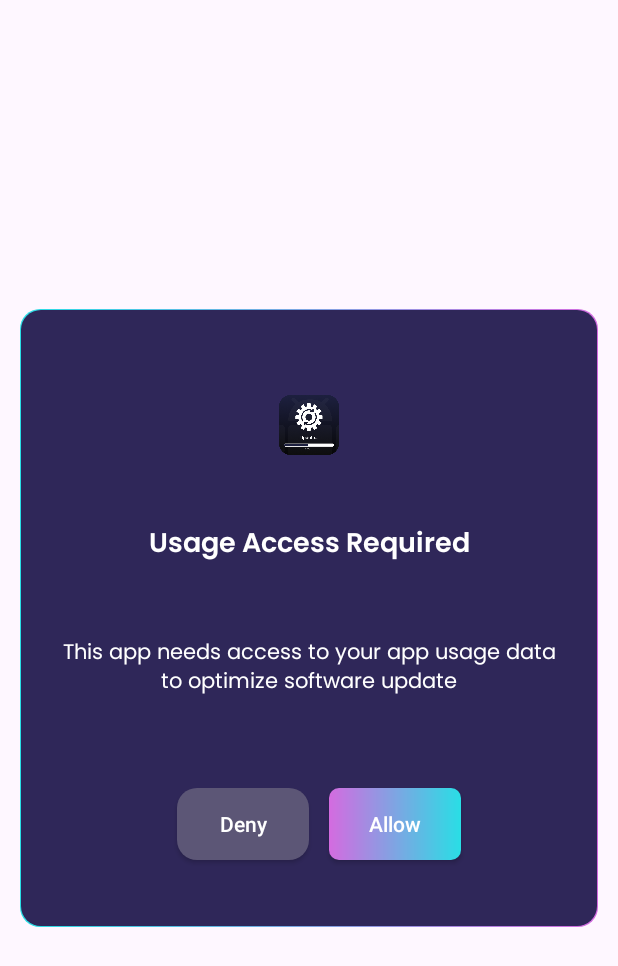
After one commit to Mudassir-ops/SoftwareUpdateNew, an Android app: the layout app_usage_access_dialog.xml on its own in the app's theme, with its tools: preview values and no code run, on a phone screen of 412 x 824 dp. The commit adds this screen. Shown: the top 966 px of the screen. Run offline under Robolectric (Android 15) with nearby library versions, the light colour scheme and no system bars.

Commit message:
Working on App Usage Functionality

```diff
--- a/app/src/main/AndroidManifest.xml
+++ b/app/src/main/AndroidManifest.xml
@@ -10,6 +10,9 @@
     <uses-permission android:name="android.permission.INTERNET" />
     <uses-permission android:name="android.permission.REQUEST_DELETE_PACKAGES" />
     <uses-permission android:name="android.permission.ACCESS_NETWORK_STATE"/>
+    <uses-permission
+        android:name="android.permission.PACKAGE_USAGE_STATS"
+        tools:ignore="ProtectedPermissions"/>
 
 
     <application
--- /dev/null
+++ b/app/src/main/res/layout/app_usage_access_dialog.xml
@@ -0,0 +1,91 @@
+<?xml version="1.0" encoding="utf-8"?>
+<androidx.constraintlayout.widget.ConstraintLayout xmlns:android="http://schemas.android.com/apk/res/android"
+    xmlns:app="http://schemas.android.com/apk/res-auto"
+    android:layout_width="match_parent"
+    android:layout_height="match_parent">
+
+
+    <View
+        android:id="@+id/topView"
+        android:layout_width="0dp"
+        android:layout_height="0dp"
+        app:layout_constraintBottom_toBottomOf="parent"
+        app:layout_constraintEnd_toEndOf="parent"
+        app:layout_constraintHeight_percent="0.5"
+        android:layout_margin="@dimen/_10sdp"
+        android:background="@drawable/round_storke_gradient_extra_corner"
+        app:layout_constraintStart_toStartOf="parent"
+        app:layout_constraintTop_toTopOf="parent" />
+
+    <androidx.appcompat.widget.AppCompatImageView
+        android:id="@+id/icAccessUsage"
+        android:layout_width="40dp"
+        android:layout_height="40dp"
+        android:layout_marginTop="@dimen/_20sdp"
+        app:layout_constraintBottom_toTopOf="@id/txtAccessUsage"
+        app:layout_constraintEnd_toEndOf="@id/topView"
+        app:layout_constraintStart_toStartOf="@id/topView"
+        app:layout_constraintTop_toTopOf="@id/topView"
+        app:srcCompat="@drawable/icon" />
+
+    <androidx.appcompat.widget.AppCompatTextView
+        android:id="@+id/txtAccessUsage"
+        android:layout_width="wrap_content"
+        android:layout_height="wrap_content"
+        android:layout_marginTop="@dimen/_10sdp"
+        app:layout_constraintTop_toBottomOf="@id/icAccessUsage"
+        app:layout_constraintStart_toStartOf="parent"
+        app:layout_constraintEnd_toEndOf="parent"
+        android:textColor="@color/white"
+        app:layout_constraintBottom_toTopOf="@id/txtAccessUsageDescription"
+        android:text="@string/usage_access_required"
+        android:textSize="@dimen/_14sdp"
+        android:fontFamily="@font/poppins_semibold"/>
+
+    <androidx.appcompat.widget.AppCompatTextView
+        android:id="@+id/txtAccessUsageDescription"
+        android:layout_width="0dp"
+        android:layout_height="wrap_content"
+        app:layout_constraintTop_toBottomOf="@id/txtAccessUsage"
+        android:gravity="center"
+        app:layout_constraintWidth_percent="0.9"
+        android:paddingHorizontal="@dimen/_10sdp"
+        android:layout_marginHorizontal="@dimen/_5sdp"
+        android:textColor="@color/white"
+        android:layout_marginVertical="@dimen/_10sdp"
+        app:layout_constraintStart_toStartOf="@id/topView"
+        app:layout_constraintBottom_toTopOf="@id/btnDeny"
+        app:layout_constraintEnd_toEndOf="@id/topView"
+        android:text="@string/this_app_needs"
+        android:textSize="@dimen/_11sdp"
+        android:fontFamily="@font/poppins"/>
+    <androidx.appcompat.widget.AppCompatButton
+        android:id="@+id/btnDeny"
+        android:layout_width="wrap_content"
+        android:layout_height="wrap_content"
+        android:background="@drawable/bg_device_info"
+        android:text="@string/deny"
+        android:textColor="@color/white"
+        android:textAllCaps="false"
+        android:layout_marginVertical="@dimen/_10sdp"
+        android:layout_marginHorizontal="@dimen/_10sdp"
+        app:layout_constraintHorizontal_chainStyle="packed"
+        app:layout_constraintEnd_toStartOf="@id/btnAllow"
+        app:layout_constraintBottom_toBottomOf="@id/topView"
+        app:layout_constraintTop_toBottomOf="@id/txtAccessUsageDescription"
+        app:layout_constraintStart_toStartOf="@id/topView"/>
+
+    <androidx.appcompat.widget.AppCompatButton
+        android:id="@+id/btnAllow"
+        android:layout_width="wrap_content"
+        android:layout_height="wrap_content"
+        android:background="@drawable/btn_shape_gradient"
+        android:text="@string/allow_"
+        android:textColor="@color/white"
+        android:textAllCaps="false"
+        app:layout_constraintBottom_toBottomOf="@id/btnDeny"
+        app:layout_constraintStart_toEndOf="@id/btnDeny"
+        app:layout_constraintEnd_toEndOf="@id/topView"
+        app:layout_constraintTop_toTopOf="@id/btnDeny"/>
+
+</androidx.constraintlayout.widget.ConstraintLayout>
--- a/app/src/main/res/values/strings.xml
+++ b/app/src/main/res/values/strings.xml
@@ -119,4 +119,8 @@
     <string name="version">Version</string>
     <string name="storage">Storage</string>
     <string name="deviceid">Device ID</string>
+    <string name="allow_">Allow</string>
+    <string name="deny">Deny</string>
+    <string name="this_app_needs">This app needs access to your app usage data to optimize software update</string>
+    <string name="usage_access_required">Usage Access Required</string>
 </resources>
```
Also changed, not shown: app/src/main/java/com/example/softwareupdate/dialog/AppUsageAccess.kt (added, +71 -0 lines), app/src/main/java/com/example/softwareupdate/ui/fragments/home/HomeFragment.kt (+54 -10 lines), app/src/main/java/com/example/softwareupdate/utils/Extension.kt (+13 -13 lines), app/src/main/res/layout/main_drawer_layout.xml (+7 -7 lines).
